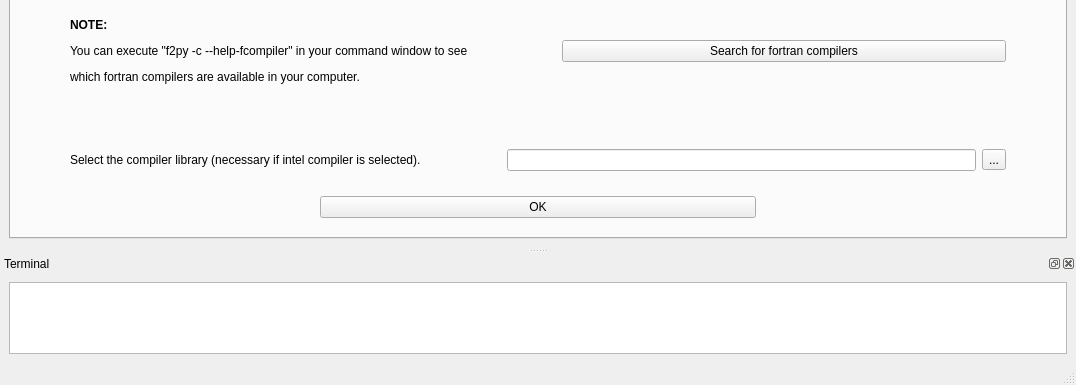
Above: fparser_GUI/GUI.ui from mramagu/Fortran-to-Python-Wrapper before the change; both pictures show x 0 to 1076 and y 396 to 781 of the 1076 by 781 pixel window. Below: the same form after it.
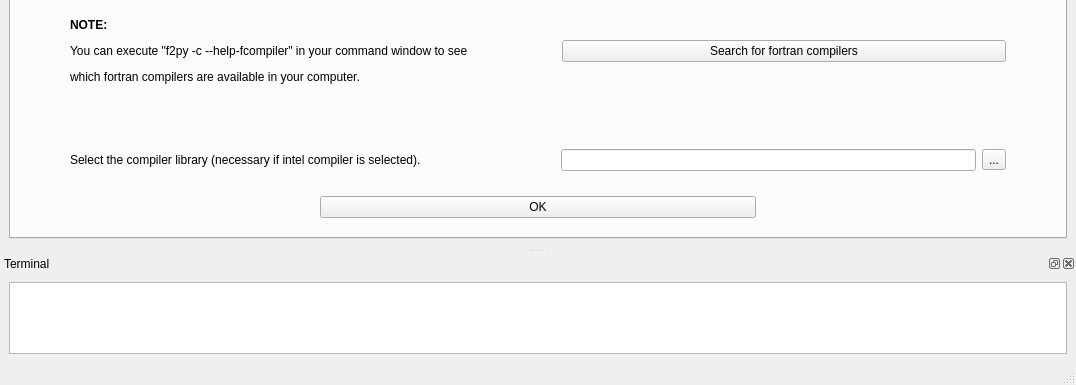
That is the form after the change. The open tabs and pages were chosen to show the change.

Patch:
```diff
--- a/fparser_GUI/GUI.ui
+++ b/fparser_GUI/GUI.ui
@@ -627,22 +627,6 @@
             </item>
            </layout>
           </item>
-          <item>
-           <spacer name="horizontalSpacer_2">
-            <property name="orientation">
-             <enum>Qt::Horizontal</enum>
-            </property>
-            <property name="sizeType">
-             <enum>QSizePolicy::Fixed</enum>
-            </property>
-            <property name="sizeHint" stdset="0">
-             <size>
-              <width>60</width>
-              <height>20</height>
-             </size>
-            </property>
-           </spacer>
-          </item>
           <item>
            <layout class="QHBoxLayout" name="horizontalLayout_11">
             <property name="sizeConstraint">
@@ -657,7 +641,7 @@
             <item>
              <widget class="QLineEdit" name="lineEdit_lib">
               <property name="sizePolicy">
-               <sizepolicy hsizetype="Expanding" vsizetype="Fixed">
+               <sizepolicy hsizetype="Ignored" vsizetype="Fixed">
                 <horstretch>0</horstretch>
                 <verstretch>0</verstretch>
                </sizepolicy>
```
